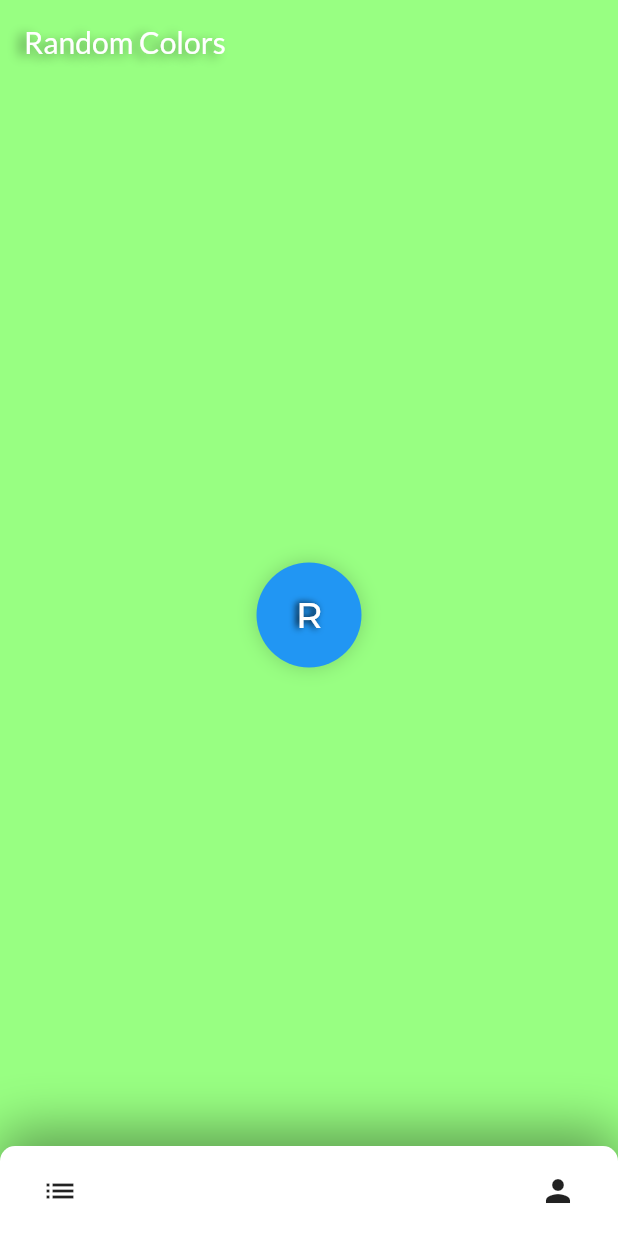
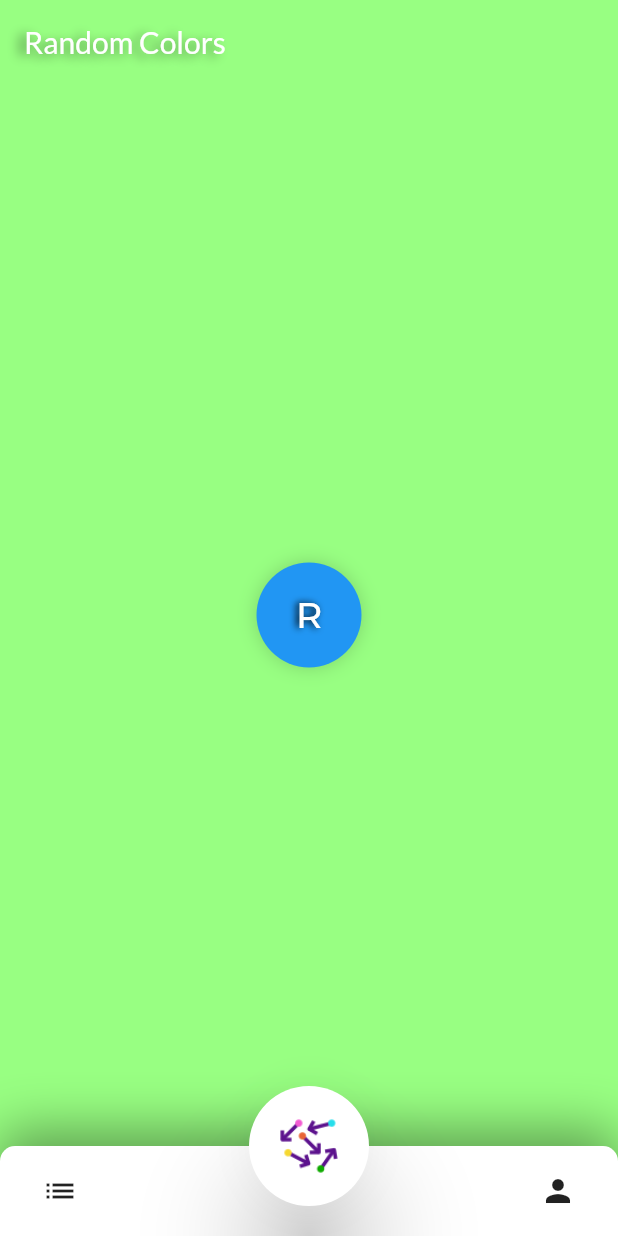
Before and after one commit to xmanelsantos/random_colors, a Flutter app: the screen it shows after launch, on a phone screen of 412 x 824 dp. Run offline on Flutter 3.47's test engine with Material 2 defaults, Android fonts, the phone set to English and light mode, and no system bars; our stand-ins replace google_fonts.

Commit message:
floating button

```diff
--- /dev/null
+++ b/lib/screens/home/components/random_floating_button.dart
@@ -0,0 +1,22 @@
+import 'package:flutter/material.dart';
+
+class RandomFloatingButton extends StatelessWidget {
+  @override
+  Widget build(BuildContext context) {
+    return SizedBox(
+      height: 80,
+      width: 80,
+      child: FittedBox(
+        child: FloatingActionButton(
+          backgroundColor: Colors.white,
+          elevation: 30,
+          onPressed: () {},
+          child: Image.asset(
+            'assets/icons/001-random.png',
+            scale: 2,
+          ),
+        ),
+      ),
+    );
+  }
+}
--- a/lib/screens/home/home_screen.dart
+++ b/lib/screens/home/home_screen.dart
@@ -5,6 +5,7 @@ import 'package:random_colors/controller/random_controller.dart';
 
 import 'components/random_bottom_nav_bar.dart';
 import 'components/random_button.dart';
+import 'components/random_floating_button.dart';
 
 class HomeScreen extends StatefulWidget {
   @override
@@ -16,6 +17,7 @@ class _HomeScreenState extends State<HomeScreen> {
   Widget build(BuildContext context) {
     return Scaffold(
       appBar: AppBar(
+        brightness: Brightness.light,
         title: Text(
           'Random Colors',
           style: GoogleFonts.lato(
@@ -45,6 +47,8 @@ class _HomeScreenState extends State<HomeScreen> {
         },
       ),
       bottomNavigationBar: RandomBottomNavBar(),
+      floatingActionButton: RandomFloatingButton(),
+      floatingActionButtonLocation: FloatingActionButtonLocation.centerDocked,
     );
   }
 }
--- a/pubspec.yaml
+++ b/pubspec.yaml
@@ -48,8 +48,8 @@ flutter:
   uses-material-design: true
 
   # To add assets to your application, add an assets section, like this:
-  # assets:
-  #   - images/a_dot_burr.jpeg
+  assets:
+   - assets/icons/
   #   - images/a_dot_ham.jpeg
 
   # An image asset can refer to one or more resolution-specific "variants", see
```
Also changed, not shown: assets/icons/001-random.png (added), assets/icons/002-paper.png (added), assets/icons/003-woman.png (added), assets/icons/004-man.png (added).
